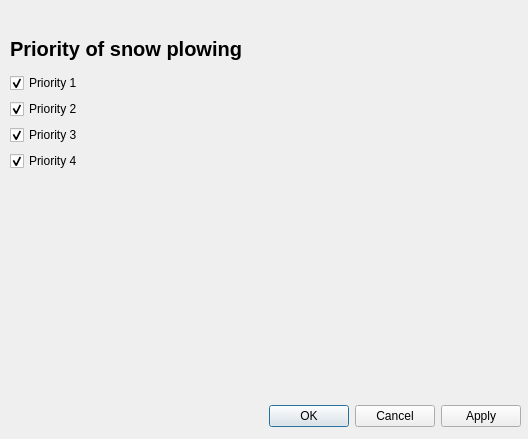
pixelneo/SnowPlow, file snowplow_dialog_base.ui: the form before one commit.
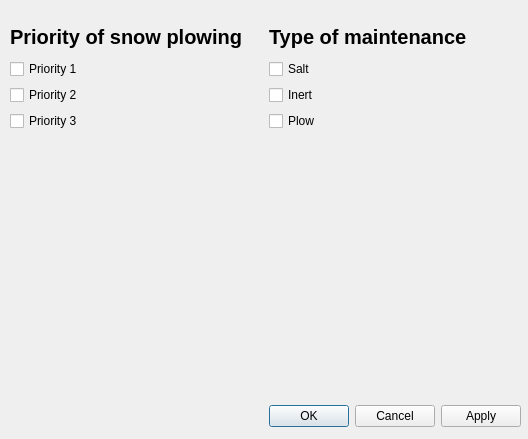
The form after the commit.

Commit message: add maintenance_type and 3 prior. processed.geojson as input

```diff
--- a/snowplow_dialog_base.ui
+++ b/snowplow_dialog_base.ui
@@ -13,15 +13,33 @@
   <property name="windowTitle">
    <string>SnowPlow</string>
   </property>
-  <widget class="QWidget" name="verticalLayoutWidget">
+  <widget class="QDialogButtonBox" name="buttons">
    <property name="geometry">
     <rect>
      <x>10</x>
-     <y>30</y>
+     <y>400</y>
      <width>511</width>
-     <height>141</height>
+     <height>32</height>
     </rect>
    </property>
+   <property name="orientation">
+    <enum>Qt::Horizontal</enum>
+   </property>
+   <property name="standardButtons">
+    <set>QDialogButtonBox::Apply|QDialogButtonBox::Cancel|QDialogButtonBox::Ok</set>
+   </property>
+  </widget>
+  <widget class="QWidget" name="horizontalLayoutWidget">
+   <property name="geometry">
+    <rect>
+     <x>10</x>
+     <y>20</y>
+     <width>511</width>
+     <height>111</height>
+    </rect>
+   </property>
+   <layout class="QHBoxLayout" name="horizontalLayout">
+    <item>
    <layout class="QVBoxLayout" name="verticalLayout">
     <item>
      <widget class="QLabel" name="label">
@@ -43,7 +61,7 @@
        <string>Priority 1</string>
       </property>
       <property name="checked">
-       <bool>true</bool>
+         <bool>false</bool>
       </property>
      </widget>
     </item>
@@ -53,7 +71,7 @@
        <string>Priority 2</string>
       </property>
       <property name="checked">
-       <bool>true</bool>
+         <bool>false</bool>
       </property>
      </widget>
     </item>
@@ -63,37 +81,61 @@
        <string>Priority 3</string>
       </property>
       <property name="checked">
-       <bool>true</bool>
+         <bool>false</bool>
       </property>
      </widget>
     </item>
+     </layout>
+    </item>
     <item>
-     <widget class="QCheckBox" name="priority4">
+     <layout class="QVBoxLayout" name="verticalLayout_2">
+      <item>
+       <widget class="QLabel" name="label_2">
+        <property name="font">
+         <font>
+          <pointsize>15</pointsize>
+          <weight>75</weight>
+          <bold>true</bold>
+         </font>
+        </property>
       <property name="text">
-       <string>Priority 4</string>
-      </property>
+         <string>Type of maintenance</string>
+        </property>
+       </widget>
+      </item>
+      <item>
+       <widget class="QCheckBox" name="salt">
+        <property name="text">
+         <string>Salt</string>
+        </property>
       <property name="checked">
-       <bool>true</bool>
+         <bool>false</bool>
       </property>
      </widget>
     </item>
-   </layout>
-  </widget>
-  <widget class="QDialogButtonBox" name="buttons">
-   <property name="geometry">
-    <rect>
-     <x>10</x>
-     <y>400</y>
-     <width>511</width>
-     <height>32</height>
-    </rect>
-   </property>
-   <property name="orientation">
-    <enum>Qt::Horizontal</enum>
-   </property>
-   <property name="standardButtons">
-    <set>QDialogButtonBox::Apply|QDialogButtonBox::Cancel|QDialogButtonBox::Ok</set>
-   </property>
+      <item>
+       <widget class="QCheckBox" name="inert">
+        <property name="text">
+         <string>Inert</string>
+        </property>
+        <property name="checked">
+         <bool>false</bool>
+        </property>
+       </widget>
+      </item>
+      <item>
+       <widget class="QCheckBox" name="plow">
+        <property name="text">
+         <string>Plow</string>
+        </property>
+        <property name="checked">
+         <bool>false</bool>
+        </property>
+       </widget>
+      </item>
+     </layout>
+    </item>
+   </layout>
   </widget>
  </widget>
  <resources/>
```
Lines whose indentation alone changed are shown as unchanged. The commit also changes 1 other file.
